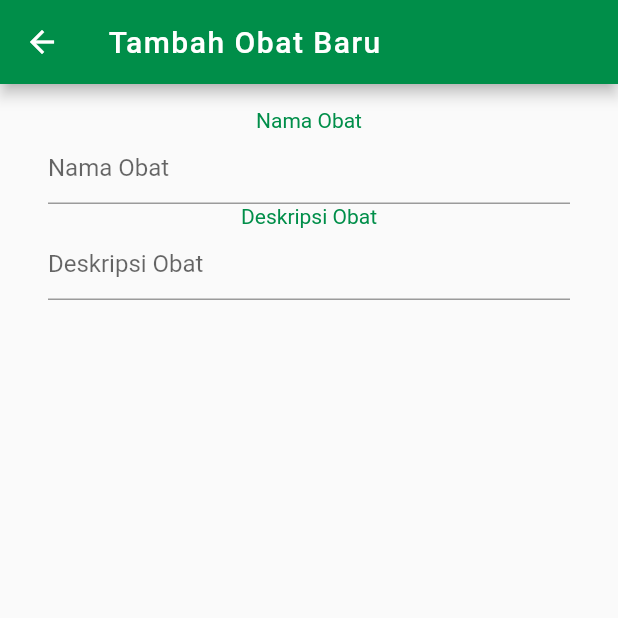
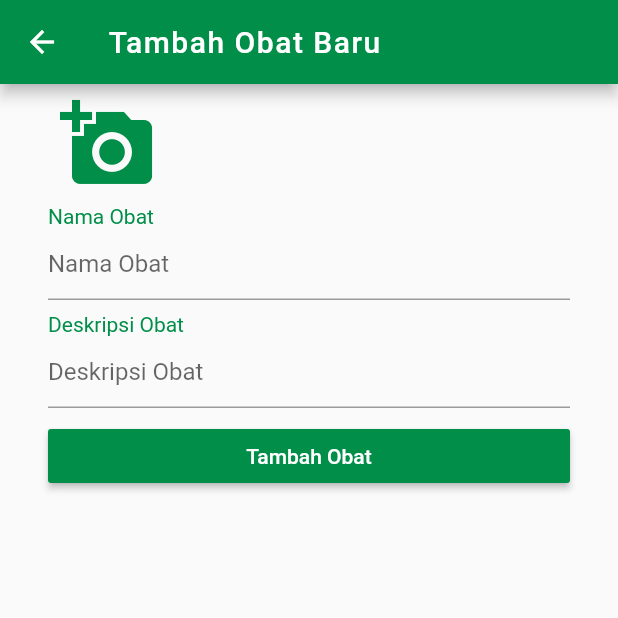
Before and after one commit to albertusdev/tuberculos-app, a Flutter app: the ApotekerCreateObatScreen screen opened directly, on a phone screen of 412 x 824 dp, the top half of it. Run offline on Flutter 3.47's test engine with Material 2 defaults, Android fonts, the phone set to English and light mode, and no system bars; our stand-ins replace cloud_firestore, firebase_auth, firebase_storage, flutter_redux, google_sign_in, image_picker and 1 more; missing offline and left inert: flutter_one_signal, redux_persist, redux_persist_flutter; accounts and stored records are empty.

Commit message:
CreateObatScreen basic functionality

```diff
--- a/lib/screens/apoteker_screens/apoteker_choose_obat_dialog.dart
+++ b/lib/screens/apoteker_screens/apoteker_choose_obat_dialog.dart
@@ -1,5 +1,8 @@
+import 'dart:io';
+
 import 'package:cloud_firestore/cloud_firestore.dart';
 import "package:flutter/material.dart";
+import 'package:image_picker/image_picker.dart';
 import 'package:tuberculos/models/obat.dart';
 import "package:tuberculos/services/api.dart";
 import 'package:tuberculos/widgets/full_width_widget.dart';
@@ -87,6 +90,10 @@ class ApotekerCreateObatScreen extends StatefulWidget {
 class _ApotekerCreateObatScreenState extends State<ApotekerCreateObatScreen> {
   GlobalKey<FormState> _formKey = new GlobalKey<FormState>();
 
+  bool isLoading = false;
+  Obat obat = new Obat();
+  File imageFile = null;
+
   @override
   Widget build(BuildContext context) {
     return new Scaffold(
@@ -95,49 +102,114 @@ class _ApotekerCreateObatScreenState extends State<ApotekerCreateObatScreen> {
         "Tambah Obat Baru",
         style: new TextStyle(letterSpacing: 1.0),
       )),
-      body: new Container(
-        margin: new EdgeInsets.symmetric(vertical: 16.0, horizontal: 32.0),
+      body: new Builder(
+        builder: (context) => new Container(
+              margin: new EdgeInsets.only(left: 32.0, right: 32.0),
               child: new Form(
+                key: _formKey,
                 child: new Column(
                   children: <Widget>[
                     new Container(
+                      alignment: Alignment.topLeft,
+                      child: new IconButton(
+                        icon: imageFile == null
+                            ? new Icon(Icons.add_a_photo,
+                                size: 64.0,
+                                color: Theme.of(context).primaryColor)
+                            : new Container(
+                                decoration: new BoxDecoration(
+                                  shape: BoxShape.circle,
+                                  image: new DecorationImage(
+                                    fit: BoxFit.fitWidth,
+                                    image: new FileImage(imageFile),
+                                  ),
+                                ),
+                              ),
+                        onPressed: () async {
+                          setState(() async {
+                            imageFile = await ImagePicker.pickImage(
+                                source: ImageSource.gallery);
+                            print(imageFile.path);
+                          });
+                        },
+                        iconSize: 64.0,
+                      ),
+                    ),
+                    new Container(
                       child: new Column(
                         children: <Widget>[
-                  new Text("Nama Obat",
+                          new Container(
+                            alignment: Alignment.topLeft,
+                            child: new Text(
+                              "Nama Obat",
                               style: new TextStyle(
                                 color: Theme.of(context).primaryColorDark,
-                      )),
+                              ),
+                            ),
+                          ),
                           new TextFormField(
-                    decoration: new InputDecoration(hintText: "Nama Obat"),
+                            decoration:
+                                new InputDecoration(hintText: "Nama Obat"),
                             validator: (String s) {
-                      if (s.isEmpty) return "Nama Obat tidak boleh kosong.";
+                              if (s.isEmpty)
+                                return "Nama Obat tidak boleh kosong.";
                             },
+                            onSaved: (String name) => obat.name = name,
                           ),
                         ],
-              )),
+                      ),
+                    ),
                     new Container(
-                  child: new Column(children: <Widget>[
-                new Text("Deskripsi Obat",
+                      child: new Column(
+                        mainAxisAlignment: MainAxisAlignment.start,
+                        children: <Widget>[
+                          new Container(
+                            alignment: Alignment.topLeft,
+                            child: new Text(
+                              "Deskripsi Obat",
                               style: new TextStyle(
-                        color: Theme.of(context).primaryColorDark)),
+                                  color: Theme.of(context).primaryColorDark),
+                            ),
+                          ),
                           new TextFormField(
                             decoration: new InputDecoration(
                               hintText: "Deskripsi Obat",
                             ),
                             validator: (String s) {
-                    if (s.isEmpty) return "Deskripsi Obat tidak boleh kosong.";
+                              if (s.isEmpty)
+                                return "Deskripsi Obat tidak boleh kosong.";
                             },
+                            onSaved: (String description) =>
+                                obat.description = description,
                           ),
-              ])),
-              new Container(
-                child: new Column(
-                  children: <Widget>[],
+                        ],
+                      ),
+                      margin: new EdgeInsets.symmetric(vertical: 8.0),
+                    ),
+                    new FullWidthWidget(
+                      child: new RaisedButton(
+                        color: Theme.of(context).primaryColor,
+                        child: new Text(
+                          "Tambah Obat",
+                          style: new TextStyle(color: Colors.white),
+                        ),
+                        onPressed: () {
+                          if (_formKey.currentState.validate()) {
+                            _formKey.currentState.save();
+                            setState(() => isLoading = true);
+                          } else {
+                            Scaffold.of(context).showSnackBar(new SnackBar(
+                                content: new Text("Form tidak boleh kosong.")));
+                          }
+                        },
                       ),
                     ),
                   ],
                 ),
               ),
             ),
+      ),
+      bottomNavigationBar: isLoading ? new LinearProgressIndicator() : null,
     );
   }
 }
```
Lines whose indentation alone changed are shown as unchanged.
